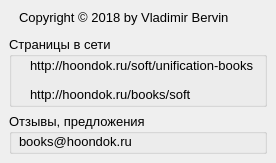
Old version of the form src/info/info.ui in the repository Vladimirsky555/Books.
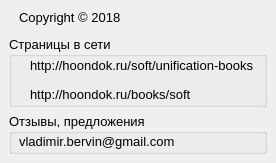
New version of the form.

```diff
--- a/src/info/info.ui
+++ b/src/info/info.ui
@@ -123,7 +123,7 @@
      </font>
     </property>
     <property name="text">
-     <string>books@hoondok.ru</string>
+     <string>vladimir.bervin@gmail.com</string>
     </property>
    </widget>
   </widget>
@@ -163,7 +163,7 @@
      </font>
     </property>
     <property name="text">
-     <string>Copyright © 2018 by Vladimir Bervin</string>
+     <string>Copyright © 2018</string>
     </property>
    </widget>
   </widget>
```
